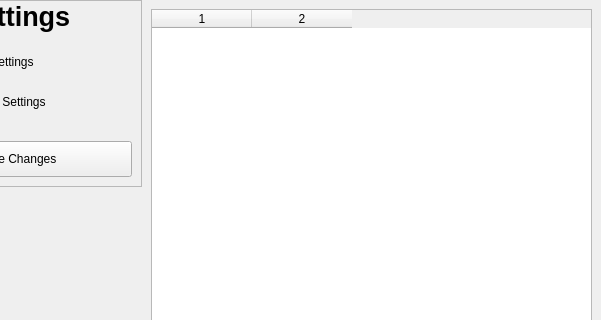
First picture: the form in app/window/editsettingswindow.ui, repository nickdonnelly/horus, before the edit; both pictures show x 108 to 709 and y 0 to 320 of the 709 by 480 pixel window.
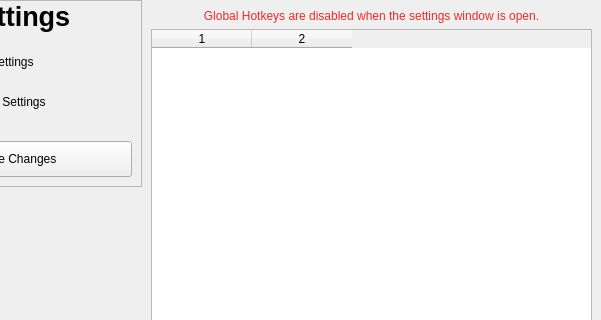
Second picture: the form after the edit. The open tabs and pages were chosen to show the change.

Commit message: Hotkeys are now disabled while the setting window is open (so you can set new ones without triggering the old ones.

Patch:
```diff
--- a/app/window/editsettingswindow.ui
+++ b/app/window/editsettingswindow.ui
@@ -980,6 +980,16 @@
          <layout class="QVBoxLayout" name="verticalLayout_17">
           <item>
            <layout class="QVBoxLayout" name="vlHotkeys">
+            <item>
+             <widget class="QLabel" name="lblGlobalHotkeysDisabled">
+              <property name="text">
+               <string>&lt;html&gt;&lt;head/&gt;&lt;body&gt;&lt;p&gt;&lt;span style=&quot; color:#ef2929;&quot;&gt;Global Hotkeys are disabled when the settings window is open.&lt;/span&gt;&lt;/p&gt;&lt;/body&gt;&lt;/html&gt;</string>
+              </property>
+              <property name="alignment">
+               <set>Qt::AlignCenter</set>
+              </property>
+             </widget>
+            </item>
             <item>
              <widget class="QTableWidget" name="twHotkeys">
               <property name="horizontalScrollBarPolicy">
```
Left out of the diff: 2 changed lines with no effect on the pictures. The commit also changes 4 other files.
